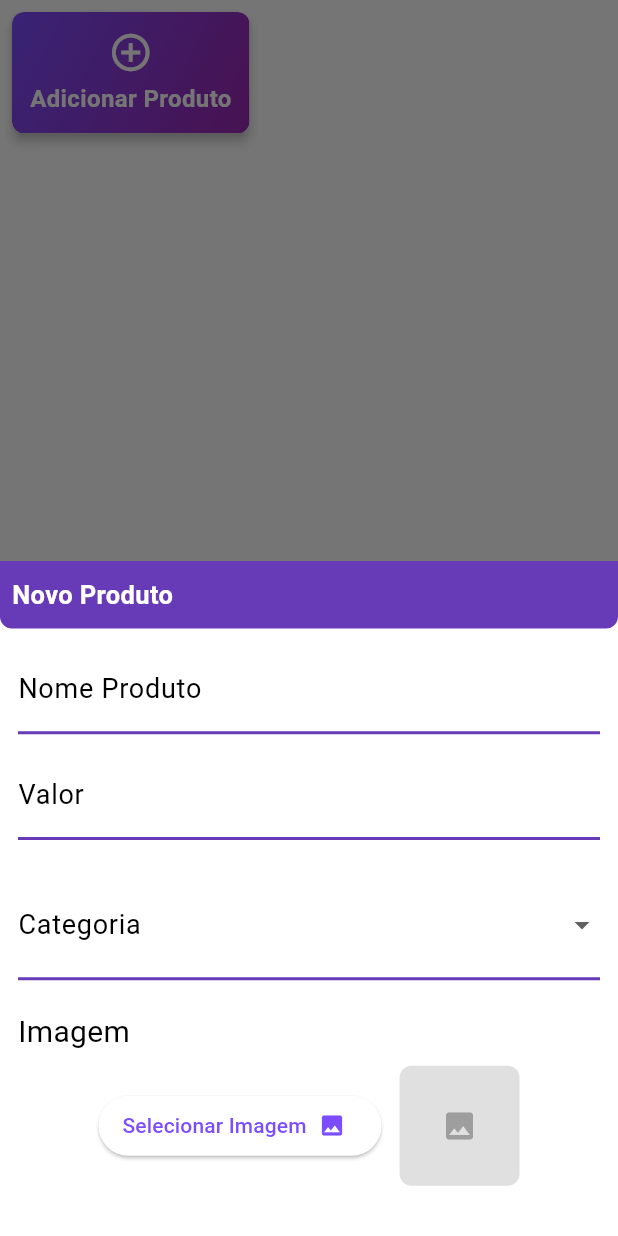
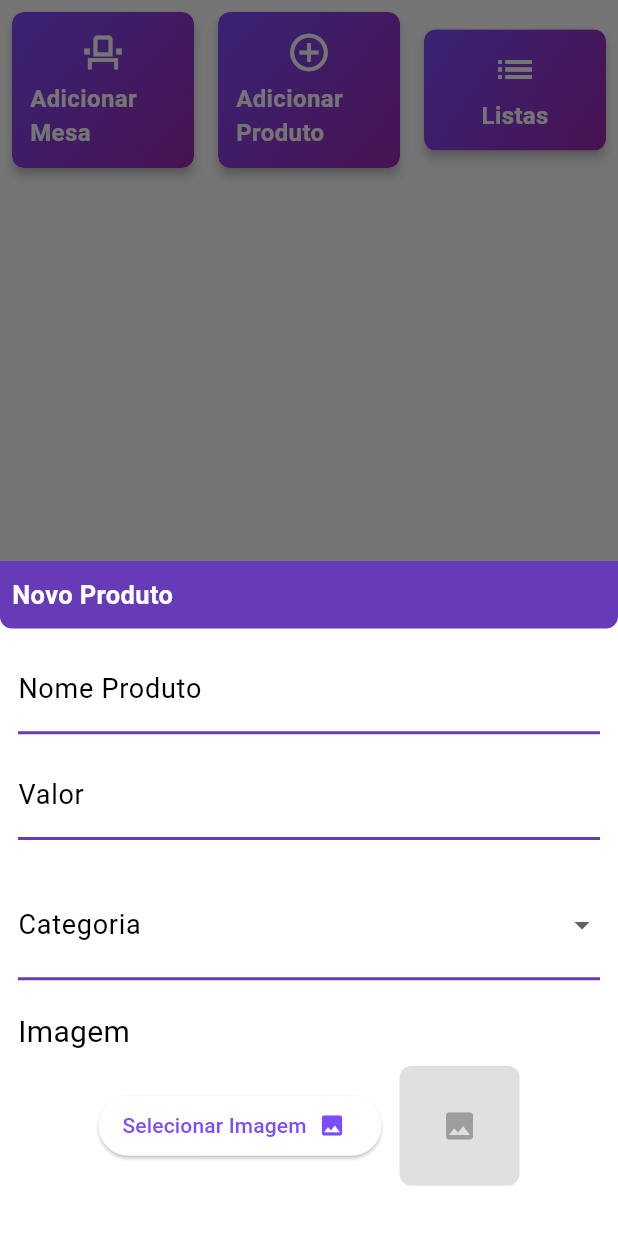
Before and after one commit to Comanda-Digital-PI/comanda_digital, a Flutter app: the ConfigScreen screen opened by its route, after a tap on "Adicionar Produto", on a phone screen of 412 x 824 dp. Run offline on Flutter 3.47's test engine with Material 3 defaults, Android fonts, the light colour scheme and no system bars; our stand-ins replace carousel_slider, freezed_annotation, get, image_picker; missing offline and left inert: flutter_svg_icons.

Commit message:
qlqr merda

```diff
--- a/lib/app/controllers/config_controller.dart
+++ b/lib/app/controllers/config_controller.dart
@@ -3,12 +3,12 @@ import 'dart:io';
 import 'package:flutter/foundation.dart';
 import 'package:flutter/material.dart';
 import 'package:flutter_faculdade/app/models/produto_model.dart';
+import 'package:flutter_faculdade/app/models/mesa_model.dart';
 import 'package:flutter_faculdade/app/screens/configs/widgets/image_selector.dart';
 import 'package:get/get.dart';
 import 'package:image_picker/image_picker.dart';
 
 class ConfigController extends GetxController {
-
   final TextEditingController nomeProduto = TextEditingController();
   final TextEditingController valorProduto = TextEditingController();
 
@@ -16,7 +16,6 @@ class ConfigController extends GetxController {
   final RxString tipoBottomSheet = ''.obs;
   final RxString labelBottomSheet = ''.obs;
   final RxString appBarTitle = ''.obs;
-
 
   final ImagePicker _picker = ImagePicker();
 
@@ -32,9 +31,9 @@ class ConfigController extends GetxController {
 
   final RxList<Produto> produtos = <Produto>[].obs;
   final RxList<Produto> produtosFiltered = <Produto>[].obs;
+  final RxList<MesaModel> mesas = <MesaModel>[].obs;
 
-
-  void showBottomSheet(String tipo, String label){
+  void showBottomSheet(String tipo, String label) {
     tipoBottomSheet.value = tipo;
     labelBottomSheet.value = label;
     showProdutoBottomSheet();
@@ -51,7 +50,7 @@ class ConfigController extends GetxController {
     }
   }
 
-  void adicionarProduto(){
+  void adicionarProduto() {
     if (imageFile.value == null) {
       if (kDebugMode) {
         print("Selecione uma imagem antes de adicionar o produto.");
@@ -59,49 +58,81 @@ class ConfigController extends GetxController {
       return;
     }
 
-    produtos.add(
-      Produto(
+    produtos.add(Produto(
       nomeProduto: nomeProduto.text,
       valor: double.tryParse(valorProduto.text.toString()) ?? 0.0,
       categoria: categoriaSelecionada.value.toString(),
-        image: imageFile.value!.path.toString()
-      )
-    );
+      image: imageFile.value!.path.toString(),
+    ));
 
+    Get.back();
+    nomeProduto.clear();
+    valorProduto.clear();
+    imageFile.value = null;
+    categoriaSelecionada.value = null;
+
+    Get.showSnackbar(const GetSnackBar(
+      message: 'Produto cadastrado com sucesso!',
+      duration: Duration(seconds: 5),
+      backgroundColor: Colors.green,
+      snackPosition: SnackPosition.TOP,
+      margin: EdgeInsets.all(10),
+      borderRadius: 8,
+      icon: Icon(Icons.check, color: Colors.white),
+    ));
   }
 
+  Future<void> adicionarMesa() async {
+    if (nomeProduto.text.isEmpty) {
+      if (kDebugMode) {
+        print("Digite o número da mesa.");
+      }
+      return;
+    }
 
+    mesas.add(MesaModel(
+      numero: int.tryParse(nomeProduto.text) ?? 0,
+      status: 'disponivel',
+    ));
 
+    Get.back();
+    nomeProduto.clear();
 
-  TextField buildTextField(label, textController, context, {isPassword = false, bool numeric = false}) {
+    Get.showSnackbar(const GetSnackBar(
+      message: 'Mesa cadastrada com sucesso!',
+      duration: Duration(seconds: 5),
+      backgroundColor: Colors.green,
+      snackPosition: SnackPosition.TOP,
+      margin: EdgeInsets.all(10),
+      borderRadius: 8,
+      icon: Icon(Icons.check, color: Colors.white),
+    ));
+  }
+
+  TextField buildTextField(label, textController, context,
+      {isPassword = false, bool numeric = false}) {
     return TextField(
       controller: textController,
       obscureText: isPassword,
-        style: const TextStyle(
-          color: Colors.black
-        ),
-        keyboardType: numeric ? const TextInputType.numberWithOptions(decimal: true) : null,
+      style: const TextStyle(color: Colors.black),
+      keyboardType:
+          numeric ? const TextInputType.numberWithOptions(decimal: true) : null,
       decoration: InputDecoration(
         labelText: label,
-          labelStyle: const TextStyle(
-            color: Colors.black
+        labelStyle: const TextStyle(color: Colors.black),
+        floatingLabelStyle: const TextStyle(fontSize: 20, color: Colors.black),
+        enabledBorder: UnderlineInputBorder(
+          borderSide: BorderSide(
+              color: Theme.of(context).colorScheme.primary, width: 2),
         ),
-          floatingLabelStyle: const TextStyle(
-            fontSize: 20,
-            color: Colors.black
-          ),
-          enabledBorder:  UnderlineInputBorder(
-            borderSide: BorderSide(color: Theme.of(context).colorScheme.primary, width: 2),
-          ),
-          focusedBorder:  UnderlineInputBorder(
-            borderSide: BorderSide(color: Theme.of(context).colorScheme.primary, width: 2),
+        focusedBorder: UnderlineInputBorder(
+          borderSide: BorderSide(
+              color: Theme.of(context).colorScheme.primary, width: 2),
           // borderRadius: BorderRadius.vertical(bottom: Radius.circular(5.0)),
         ),
-
       ),
     );
   }
-
 
   void showProdutoBottomSheet() {
     Get.bottomSheet(
@@ -120,15 +151,12 @@ void showProdutoBottomSheet() {
             Container(
               height: 45,
               width: double.infinity,
-
               decoration: const BoxDecoration(
                   color: Colors.deepPurple,
                   borderRadius: BorderRadius.only(
                       bottomLeft: Radius.circular(8),
-                bottomRight: Radius.circular(8)
-              )
-            ),
-            child:  Row(
+                      bottomRight: Radius.circular(8))),
+              child: Row(
                 crossAxisAlignment: CrossAxisAlignment.center,
                 mainAxisAlignment: MainAxisAlignment.start,
                 children: [
@@ -139,8 +167,7 @@ void showProdutoBottomSheet() {
                       style: const TextStyle(
                           color: Colors.white,
                           fontWeight: FontWeight.bold,
-                      fontSize: 17
-                    ),
+                          fontSize: 17),
                     ),
                   ),
                 ],
@@ -153,8 +180,10 @@ void showProdutoBottomSheet() {
                   child: Column(
                     mainAxisSize: MainAxisSize.min,
                     children: [
-                    if(tipoBottomSheet.value.contains('produto')) ... [
+                      if (tipoBottomSheet.value.contains('produto')) ...[
                         productBottomSheet()
+                      ] else if (tipoBottomSheet.value.contains('mesa')) ...[
+                        mesaBottomSheet()
                       ],
                     ],
                   ),
@@ -173,31 +202,27 @@ void showProdutoBottomSheet() {
     return Column(
       children: [
         buildTextField('Nome Produto', nomeProduto, Get.context),
-        const SizedBox(height: 10,),
+        const SizedBox(
+          height: 10,
+        ),
         buildTextField('Valor', valorProduto, Get.context, numeric: true),
-        const SizedBox(height: 20,),
+        const SizedBox(
+          height: 20,
+        ),
         Form(
           child: DropdownButtonFormField<String>(
             padding: const EdgeInsets.all(8),
             decoration: const InputDecoration(
                 labelText: 'Categoria',
-              floatingLabelStyle: TextStyle(
-                fontSize: 20,
-                color: Colors.black
-              ),
+                floatingLabelStyle:
+                    TextStyle(fontSize: 20, color: Colors.black),
                 border: UnderlineInputBorder(
-                borderSide: BorderSide(
-                  width: 2,
-                  color: Colors.deepPurple
-                )
-              ),
+                    borderSide: BorderSide(width: 2, color: Colors.deepPurple)),
                 disabledBorder: UnderlineInputBorder(
-                borderSide: BorderSide(width: 2, color: Colors.deepPurple)
-              ),
+                    borderSide: BorderSide(width: 2, color: Colors.deepPurple)),
                 enabledBorder: UnderlineInputBorder(
-                borderSide: BorderSide(color: Colors.deepPurple, width: 2)
-              )
-            ),
+                    borderSide:
+                        BorderSide(color: Colors.deepPurple, width: 2))),
             // O valor selecionado no momento
             value: categoriaSelecionada.value,
             items: categorias.map((categoria) {
@@ -210,13 +235,18 @@ void showProdutoBottomSheet() {
               categoriaSelecionada.value = newValue ?? '';
             },
             // Exemplo de validação: obrigatório selecionar uma categoria
-            validator: (value) =>
-                value == null || value.isEmpty ? 'Selecione uma categoria' : null,
+            validator: (value) => value == null || value.isEmpty
+                ? 'Selecione uma categoria'
+                : null,
           ),
         ),
-        const SizedBox(height: 20,),
-        ImageSelector(controller:  Get.find<ConfigController>()),
-        const SizedBox(height: 10,),
+        const SizedBox(
+          height: 20,
+        ),
+        ImageSelector(controller: Get.find<ConfigController>()),
+        const SizedBox(
+          height: 10,
+        ),
         Padding(
           padding: const EdgeInsets.symmetric(vertical: 7),
           child: SizedBox(
@@ -224,20 +254,12 @@ void showProdutoBottomSheet() {
             child: ElevatedButton.icon(
               onPressed: () {
                 adicionarProduto();
-                nomeProduto.clear();
-                valorProduto.clear();
-                imageFile.value = null;
-                categoriaSelecionada.value = null;
-                Get.back();
               },
-              style: ElevatedButton.styleFrom(
-                backgroundColor: Colors.deepPurple
-              ),
+              style:
+                  ElevatedButton.styleFrom(backgroundColor: Colors.deepPurple),
               label: const Text(
                 'Salvar',
-                style: TextStyle(
-                  color: Colors.white
-                ),
+                style: TextStyle(color: Colors.white),
               ),
               icon: const Icon(
                 Icons.save,
@@ -251,5 +273,28 @@ void showProdutoBottomSheet() {
     );
   }
 
-
+  Column mesaBottomSheet() {
+    return Column(
+      children: [
+        buildTextField('Número da Mesa', nomeProduto, Get.context,
+            numeric: true),
+        const SizedBox(height: 20),
+        Padding(
+          padding: const EdgeInsets.symmetric(vertical: 7),
+          child: SizedBox(
+            width: 120,
+            child: ElevatedButton.icon(
+              onPressed: adicionarMesa,
+              style:
+                  ElevatedButton.styleFrom(backgroundColor: Colors.deepPurple),
+              label:
+                  const Text('Salvar', style: TextStyle(color: Colors.white)),
+              icon: const Icon(Icons.save, color: Colors.white),
+              iconAlignment: IconAlignment.end,
+            ),
+          ),
+        ),
+      ],
+    );
   }
+}
--- /dev/null
+++ b/lib/app/models/mesa_model.dart
@@ -0,0 +1,11 @@
+import 'package:freezed_annotation/freezed_annotation.dart';
+
+part 'mesa_model.freezed.dart';
+
+@freezed
+abstract class MesaModel with _$MesaModel {
+  const factory MesaModel({
+    required int numero,
+    required String status,
+  }) = _MesaModel;
+}
--- a/lib/app/routes/app_pages.dart
+++ b/lib/app/routes/app_pages.dart
@@ -4,7 +4,7 @@ import 'package:flutter_faculdade/app/screens/configs/config_screen.dart';
 import 'package:flutter_faculdade/app/screens/home/home_screen.dart';
 import 'package:flutter_faculdade/app/screens/auth/login_screen.dart';
 import 'package:flutter_faculdade/app/screens/home/widgets/product_widget.dart';
-import 'package:flutter_faculdade/app/screens/mesas_screen.dart';
+import 'package:flutter_faculdade/app/screens/mesas/mesas_screen.dart';
 import 'package:flutter_faculdade/app/screens/pedidos_screen.dart';
 import 'package:flutter_faculdade/utils/widgets/global_scaffold.dart';
 import 'package:get/get.dart';
@@ -17,6 +17,7 @@ class AppPages {
       page: () => LoginScreen(),
       transition: Transition.noTransition,
     ),
+
     GetPage(
       name: AppRoutes.globalScaffold,
       page: () => GlobalScaffold(),
--- a/lib/app/routes/app_routes.dart
+++ b/lib/app/routes/app_routes.dart
@@ -7,4 +7,5 @@ class AppRoutes {
   static const mesas = '/mesas';
   static const addConfig = '/adicionar';
   static const product = '/produtos';
+  static const cadastroMesa = '/cadastro-mesa';
 }
--- a/lib/app/screens/configs/config_screen.dart
+++ b/lib/app/screens/configs/config_screen.dart
@@ -3,19 +3,73 @@ import 'package:flutter_faculdade/app/controllers/config_controller.dart';
 import 'package:get/get.dart';
 
 class ConfigScreen extends StatelessWidget {
-
   ConfigScreen({super.key});
 
   final ConfigController controller = Get.put(ConfigController());
 
   @override
   Widget build(BuildContext context) {
-    return  Column(
+    return Column(
       children: [
         Row(
           // mainAxisAlignment: MainAxisAlignment.center,
           children: [
-          Padding(
+            Expanded(
+              child: Padding(
+                padding: const EdgeInsets.all(8.0),
+                child: Card(
+                  elevation: 3,
+                  clipBehavior: Clip.antiAlias,
+                  shape: RoundedRectangleBorder(
+                    borderRadius: BorderRadius.circular(8),
+                  ),
+                  margin: EdgeInsets.zero,
+                  child: Ink(
+                    decoration: const BoxDecoration(
+                      gradient: LinearGradient(
+                        begin: AlignmentDirectional.topStart,
+                        end: AlignmentDirectional.bottomEnd,
+                        colors: [
+                          Colors.deepPurpleAccent,
+                          Colors.purple,
+                        ],
+                      ),
+                      borderRadius: BorderRadius.all(Radius.circular(8)),
+                    ),
+                    child: InkWell(
+                      onTap: () {
+                        controller.showBottomSheet('mesa', 'Nova Mesa');
+                      },
+                      highlightColor: Colors.transparent,
+                      borderRadius: BorderRadius.circular(8),
+                      child: const Padding(
+                        padding: EdgeInsets.all(12),
+                        child: Column(
+                          mainAxisSize: MainAxisSize.min,
+                          children: [
+                            Icon(
+                              Icons.event_seat_outlined,
+                              color: Colors.white,
+                              size: 30,
+                            ),
+                            SizedBox(height: 4),
+                            Text(
+                              'Adicionar Mesa',
+                              style: TextStyle(
+                                  color: Colors.white,
+                                  fontSize: 16,
+                                  fontWeight: FontWeight.bold),
+                            ),
+                          ],
+                        ),
+                      ),
+                    ),
+                  ),
+                ),
+              ),
+            ),
+            Expanded(
+              child: Padding(
                 padding: const EdgeInsets.all(8.0),
                 child: Card(
                   elevation: 3,
@@ -46,7 +100,7 @@ class ConfigScreen extends StatelessWidget {
                         padding: EdgeInsets.all(12),
                         child: Column(
                           mainAxisSize: MainAxisSize.min,
-                      children:  [
+                          children: [
                             Icon(
                               Icons.add_circle_outline_sharp,
                               color: Colors.white,
@@ -58,8 +112,7 @@ class ConfigScreen extends StatelessWidget {
                               style: TextStyle(
                                   color: Colors.white,
                                   fontSize: 16,
-                            fontWeight: FontWeight.bold
-                          ),
+                                  fontWeight: FontWeight.bold),
                             ),
                           ],
                         ),
@@ -67,8 +120,62 @@ class ConfigScreen extends StatelessWidget {
                     ),
                   ),
                 ),
+              ),
+            ),
+            Expanded(
+              child: Padding(
+                padding: const EdgeInsets.all(8.0),
+                child: Card(
+                  elevation: 3,
+                  clipBehavior: Clip.antiAlias,
+                  shape: RoundedRectangleBorder(
+                    borderRadius: BorderRadius.circular(8),
+                  ),
+                  margin: EdgeInsets.zero,
+                  child: Ink(
+                    decoration: const BoxDecoration(
+                      gradient: LinearGradient(
+                        begin: AlignmentDirectional.topStart,
+                        end: AlignmentDirectional.bottomEnd,
+                        colors: [
+                          Colors.deepPurpleAccent,
+                          Colors.purple,
+                        ],
+                      ),
+                      borderRadius: BorderRadius.all(Radius.circular(8)),
+                    ),
+                    child: InkWell(
+                      onTap: () {
+                        controller.showBottomSheet('produto', 'Novo Produto');
+                      },
+                      highlightColor: Colors.transparent,
+                      borderRadius: BorderRadius.circular(8),
+                      child: const Padding(
+                        padding: EdgeInsets.all(12),
+                        child: Column(
+                          mainAxisSize: MainAxisSize.min,
+                          children: [
+                            Icon(
+                              Icons.list_outlined,
+                              color: Colors.white,
+                              size: 30,
+                            ),
+                            SizedBox(height: 4),
+                            Text(
+                              'Listas',
+                              style: TextStyle(
+                                  color: Colors.white,
+                                  fontSize: 16,
+                                  fontWeight: FontWeight.bold),
+                            ),
+                          ],
+                        ),
+                      ),
+                    ),
+                  ),
+                ),
+              ),
             )
-
           ],
         )
       ],
--- a/lib/utils/widgets/global_scaffold.dart
+++ b/lib/utils/widgets/global_scaffold.dart
@@ -4,7 +4,7 @@ import 'package:flutter_faculdade/app/controllers/navigation_controller.dart';
 import 'package:flutter_faculdade/app/routes/app_routes.dart';
 import 'package:flutter_faculdade/app/screens/configs/config_screen.dart';
 import 'package:flutter_faculdade/app/screens/home/home_screen.dart';
-import 'package:flutter_faculdade/app/screens/mesas_screen.dart';
+import 'package:flutter_faculdade/app/screens/mesas/mesas_screen.dart';
 import 'package:flutter_faculdade/app/screens/pedidos_screen.dart';
 import 'package:get/get.dart';
 
```
Also changed, not shown: lib/app/screens/home/widgets/product_widget.dart (+22 -7 lines), lib/app/screens/mesas/mesas_screen.dart (added, +162 -0 lines), lib/app/screens/mesas_screen.dart (deleted, +0 -37 lines), lib/app/models/mesa_model.freezed.dart (added), 264 other files. Lines whose indentation alone changed are shown as unchanged.
